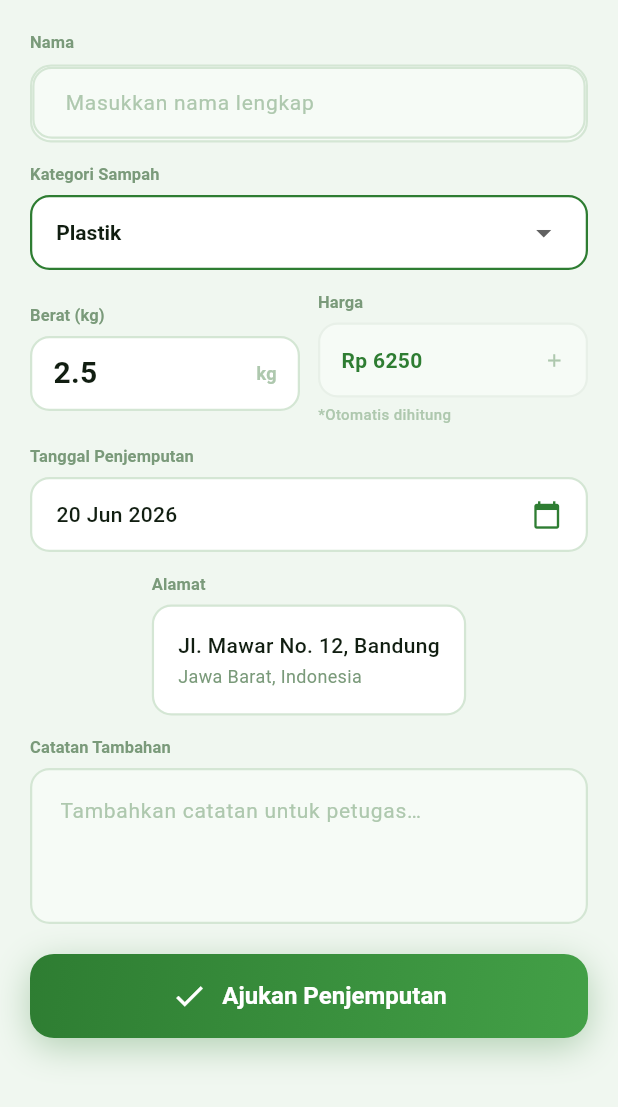
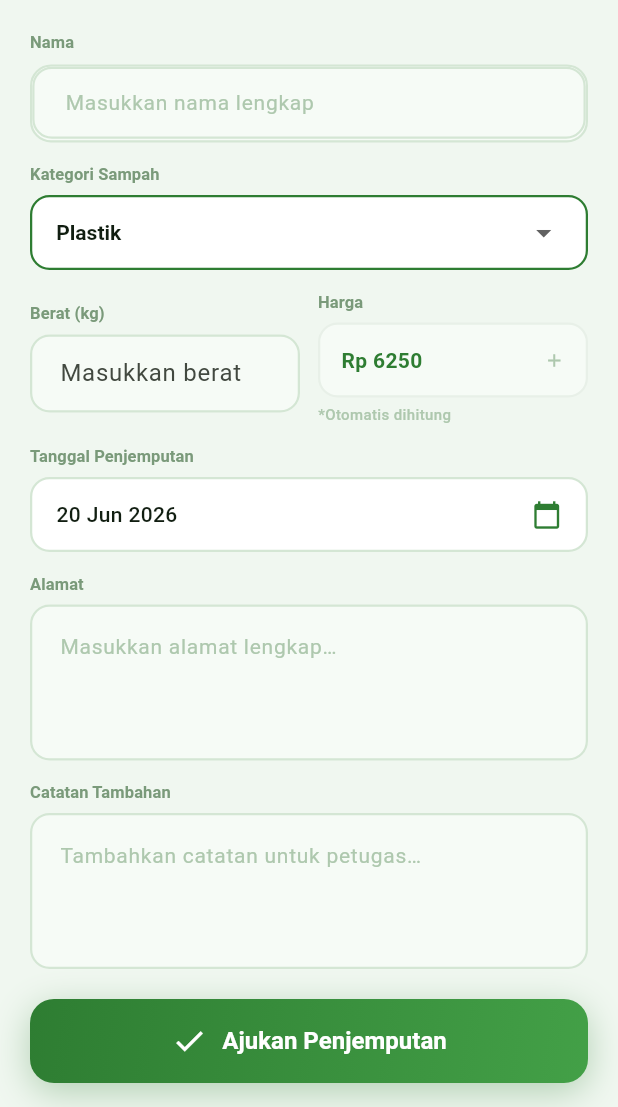
Before and after one commit to bagusrizky15/bskm, a Flutter app: the PickupScreen screen opened by its route, on a phone screen of 412 x 824 dp, the part 129-1236 px from its top. Run offline on Flutter 3.47's test engine with Material 3 defaults, Android fonts, the light colour scheme and no system bars; our stand-ins replace equatable, flutter_bloc, geocoding, geolocator, supabase_flutter; accounts and stored records are empty; Roboto replaces fonts that are missing (Plus Jakarta Sans).

Commit message:
feat: implement feature pickup

```diff
--- a/lib/cubits/pickup/pickup_state.dart
+++ b/lib/cubits/pickup/pickup_state.dart
@@ -1,4 +1,5 @@
 import 'package:equatable/equatable.dart';
+import '../../models/waste_model.dart';
 
 abstract class PickupState extends Equatable {
   const PickupState();
@@ -45,3 +46,16 @@
   @override
   List<Object?> get props => [message];
 }
+
+class PickupLoading extends PickupState {
+  const PickupLoading();
+}
+
+class PickupLoaded extends PickupState {
+  final List<WastePickup> pickups;
+
+  const PickupLoaded(this.pickups);
+
+  @override
+  List<Object?> get props => [pickups];
+}
--- a/lib/views/screens/user/pickup_screen.dart
+++ b/lib/views/screens/user/pickup_screen.dart
@@ -123,9 +123,6 @@
                   final selectedCategory = state is PickupFormChanged
                       ? state.selectedCategory
                       : 'Plastik';
-                  final weight = state is PickupFormChanged
-                      ? state.weight
-                      : 2.5;
                   final estimatedPrice = state is PickupFormChanged
                       ? state.estimatedPrice
                       : 6250;
@@ -173,51 +170,26 @@
                                   ),
                                 ),
                                 SizedBox(height: 6),
-                                Container(
-                                  height: 50,
-                                  decoration: BoxDecoration(
-                                    color: Colors.white,
-                                    border: Border.all(
-                                      color: AppColors.border,
-                                      width: 1.5,
+                                TextField(
+                                  keyboardType: TextInputType.numberWithOptions(decimal: true),
+                                  decoration: InputDecoration(
+                                    hintText: 'Masukkan berat',
+                                    suffixText: 'kg',
+                                    border: OutlineInputBorder(
+                                      borderRadius: BorderRadius.circular(13),
+                                      borderSide: BorderSide(
+                                        color: AppColors.border,
+                                        width: 1.5,
+                                      ),
                                     ),
-                                    borderRadius:
-                                        BorderRadius.circular(13),
+                                    contentPadding: EdgeInsets.symmetric(horizontal: 16, vertical: 14),
                                   ),
-                                  child: Row(
-                                    mainAxisAlignment: MainAxisAlignment
-                                        .spaceBetween,
-                                    children: [
-                                      Padding(
-                                        padding:
-                                            EdgeInsets.only(left: 14),
-                                        child: Text(
-                                          weight.toString(),
-                                          style: TextStyle(
-                                            fontSize: 20,
-                                            fontWeight:
-                                                FontWeight.w700,
-                                            color:
-                                                AppColors.textDark,
-                                          ),
-                                        ),
-                                      ),
-                                      Padding(
-                                        padding:
-                                            EdgeInsets.only(right: 14),
-                                        child: Text(
-                                          'kg',
-                                          style: TextStyle(
-                                            fontSize: 12,
-                                            color:
-                                                AppColors.textLight,
-                                            fontWeight:
-                                                FontWeight.w600,
-                                          ),
-                                        ),
-                                      ),
-                                    ],
-                                  ),
+                                  onChanged: (value) {
+                                    final w = double.tryParse(value);
+                                    if (w != null && w > 0) {
+                                      context.read<PickupCubit>().setWeight(w);
+                                    }
+                                  },
                                 ),
                               ],
                             ),
@@ -373,41 +345,25 @@
                             ),
                           ),
                           SizedBox(height: 6),
-                          Container(
-                            constraints: BoxConstraints(minHeight: 70),
-                            decoration: BoxDecoration(
-                              color: Colors.white,
-                              border: Border.all(
-                                color: AppColors.border,
-                                width: 1.5,
+                          TextField(
+                            controller: _addressController,
+                            minLines: 3,
+                            maxLines: 3,
+                            decoration: InputDecoration(
+                              hintText: 'Masukkan alamat lengkap…',
+                              hintStyle: TextStyle(
+                                color: AppColors.textLight,
+                                fontSize: 14,
                               ),
-                              borderRadius:
-                                  BorderRadius.circular(13),
-                            ),
-                            child: Padding(
-                              padding: EdgeInsets.all(16),
-                              child: Column(
-                                crossAxisAlignment:
-                                    CrossAxisAlignment.start,
-                                children: [
-                                  Text(
-                                    'Jl. Mawar No. 12, Bandung',
-                                    style: TextStyle(
-                                      fontSize: 14,
-                                      color: AppColors.textDark,
-                                      fontWeight: FontWeight.w500,
-                                    ),
-                                  ),
-                                  SizedBox(height: 2),
-                                  Text(
-                                    'Jawa Barat, Indonesia',
-                                    style: TextStyle(
-                                      fontSize: 12,
-                                      color: AppColors.textGray,
-                                    ),
-                                  ),
-                                ],
+                              border: OutlineInputBorder(
+                                borderRadius:
+                                    BorderRadius.circular(13),
+                                borderSide: BorderSide(
+                                  color: AppColors.border,
+                                  width: 1.5,
+                                ),
                               ),
+                              contentPadding: EdgeInsets.all(16),
                             ),
                           ),
                         ],
```
Also changed, not shown: lib/cubits/pickup/pickup_cubit.dart (+62 -1 lines), lib/views/screens/user/pickup_list_screen.dart (added, +338 -0 lines).
